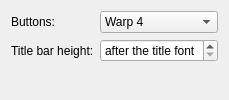
Old version of the form os2-warp/decoration/contents/ui/config.ui in the repository huppiflupp/plasma-theme-lab.
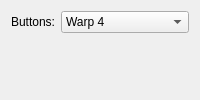
New version of the form.

Commit message:
Warp Legacy: Titelleistenhöhe wieder aus dem Dekorationsdialog
Das Zahlenfeld führte von 0 (nach der Schrift) über 1, 2, … zu winzigen
Titelleisten; in der VM stand nach einem Versehen 14 px.

Patch:
```diff
--- a/os2-warp/decoration/contents/ui/config.ui
+++ b/os2-warp/decoration/contents/ui/config.ui
@@ -23,29 +23,6 @@
      <item><property name="text"><string>Tile</string></property></item>
     </widget>
    </item>
-   <item row="1" column="0">
-    <widget class="QLabel" name="titleHeightLabel">
-     <property name="text">
-      <string>Title bar height:</string>
-     </property>
-     <property name="buddy">
-      <cstring>kcfg_titleHeight</cstring>
-     </property>
-    </widget>
-   </item>
-   <item row="1" column="1">
-    <widget class="QSpinBox" name="kcfg_titleHeight">
-     <property name="specialValueText">
-      <string>after the title font</string>
-     </property>
-     <property name="suffix">
-      <string> px</string>
-     </property>
-     <property name="maximum">
-      <number>64</number>
-     </property>
-    </widget>
-   </item>
   </layout>
  </widget>
  <resources/>
```
